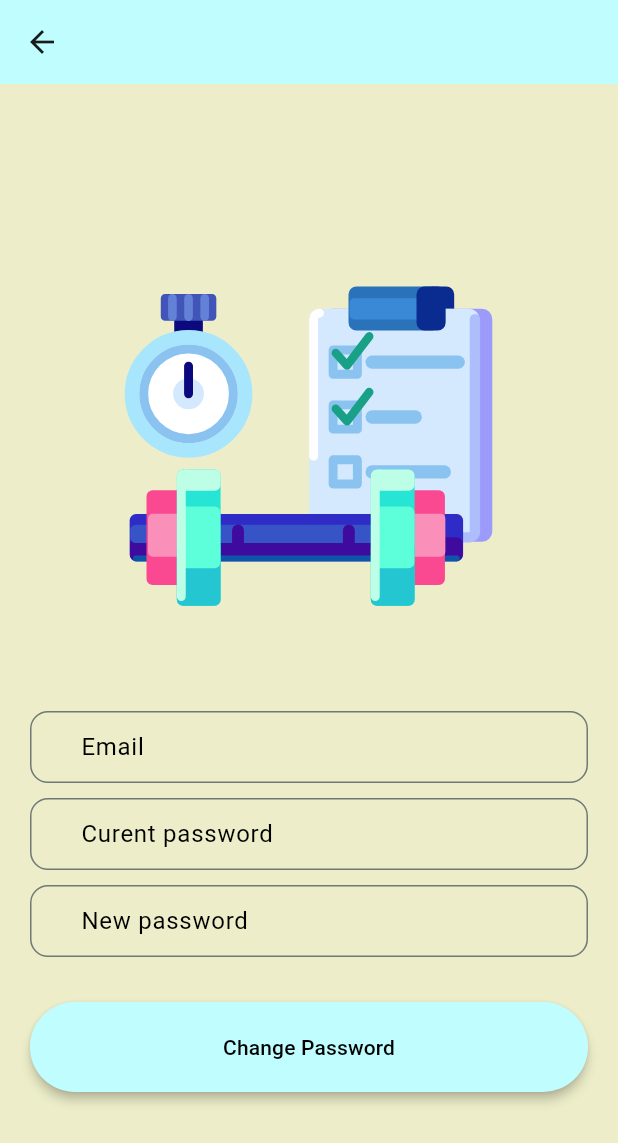
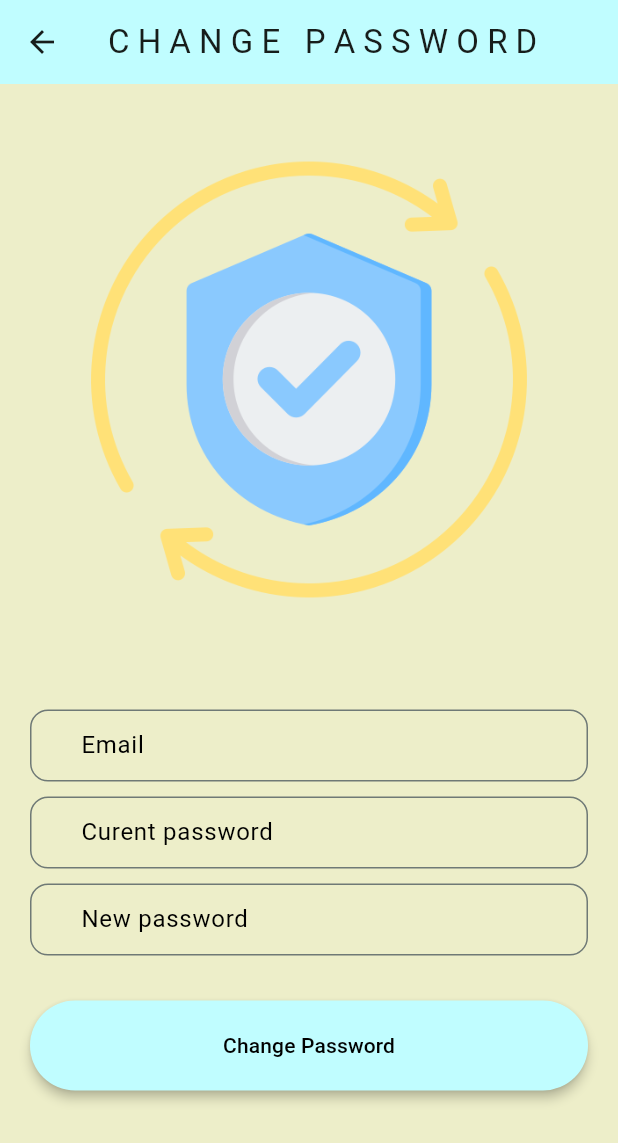
Before and after one commit to tlvhoang06/bmi-calculator-flutter, a Flutter app: the screen it shows once a user with an empty profile is signed in, in the side drawer, after a tap on "Change password", on a phone screen of 412 x 824 dp. Shown: the top 1143 px of the screen. Run offline on Flutter 3.47's test engine with Material 3 defaults, Android fonts, the light colour scheme and no system bars; our stand-ins replace firebase_auth, firebase_core, lottie, shared_preferences; missing offline and left inert: pretty_gauge; accounts and stored records are empty.

Commit message:
Add Image to Change Password Page

```diff
--- a/lib/views/drawer.dart
+++ b/lib/views/drawer.dart
@@ -116,10 +116,12 @@ class MyDrawer extends StatelessWidget {
                   ],
                 ),
               ),
+              Divider(color: Colors.grey, indent: 50, endIndent: 50),
+              SizedBox(height: 30),
               Text('S e t t i n g'),
             ],
           ),
-          SizedBox(height: 20),
+          SizedBox(height: 15),
           SizedBox(height: 30),
           ValueListenableBuilder(
             valueListenable: isDarkMode,
@@ -156,9 +158,14 @@ class MyDrawer extends StatelessWidget {
           Divider(color: Colors.grey, indent: 16, endIndent: 16),
           InkWell(
             onTap: () {
-              Navigator.push(context, MaterialPageRoute(builder: (context) {
-                return ChangePassword();
-              },));
+              Navigator.push(
+                context,
+                MaterialPageRoute(
+                  builder: (context) {
+                    return ChangePassword();
+                  },
+                ),
+              );
             },
             splashColor: Colors.grey.shade100,
             child: ListTile(title: Text('Change password')),
--- a/lib/views/pages/change_password.dart
+++ b/lib/views/pages/change_password.dart
@@ -40,9 +40,7 @@ class _ManagePasswordPageState extends State<ChangePassword> {
             behavior: SnackBarBehavior.floating,
           ),
         );
-      Navigator.pop(
-        context,
-      );
+        Navigator.pop(context);
       } on FirebaseException catch (error) {
         setState(() {
           errorMessage = error.message ?? "Change password failed!";
@@ -52,7 +50,11 @@ class _ManagePasswordPageState extends State<ChangePassword> {
 
     return Scaffold(
       backgroundColor: isDarkMode.value ? Color(0XFF0d1b2a) : Color(0XFFedeec9),
-      appBar: AppBar(backgroundColor: Color(0XFFc0fdff),),
+      appBar: AppBar(
+        backgroundColor: Color(0XFFc0fdff),
+        title: Text("C H A N G E   P A S S W O R D"),
+        centerTitle: true,
+      ),
       body: Center(
         child: SingleChildScrollView(
           child: Padding(
@@ -60,7 +62,12 @@ class _ManagePasswordPageState extends State<ChangePassword> {
             child: Column(
               mainAxisAlignment: MainAxisAlignment.center,
               children: [
-                Lottie.asset('assets/lotties/login.json'),
+                Image.asset(
+                  'assets/images/security_icon.png',
+                  height: 300,
+                  width: 300,
+                ),
+                SizedBox(height: 70),
                 TextField(
                   controller: _emailController,
                   style: TextStyle(
--- a/pubspec.yaml
+++ b/pubspec.yaml
@@ -66,7 +66,7 @@ flutter:
 
   # To add assets to your application, add an assets section, like this:
   assets:
-  #   - images/a_dot_burr.jpeg
+    - assets/images/
     - assets/lotties/
 
 
```
Also changed, not shown: assets/images/security_icon.png (added). Lines whose indentation alone changed are shown as unchanged.
